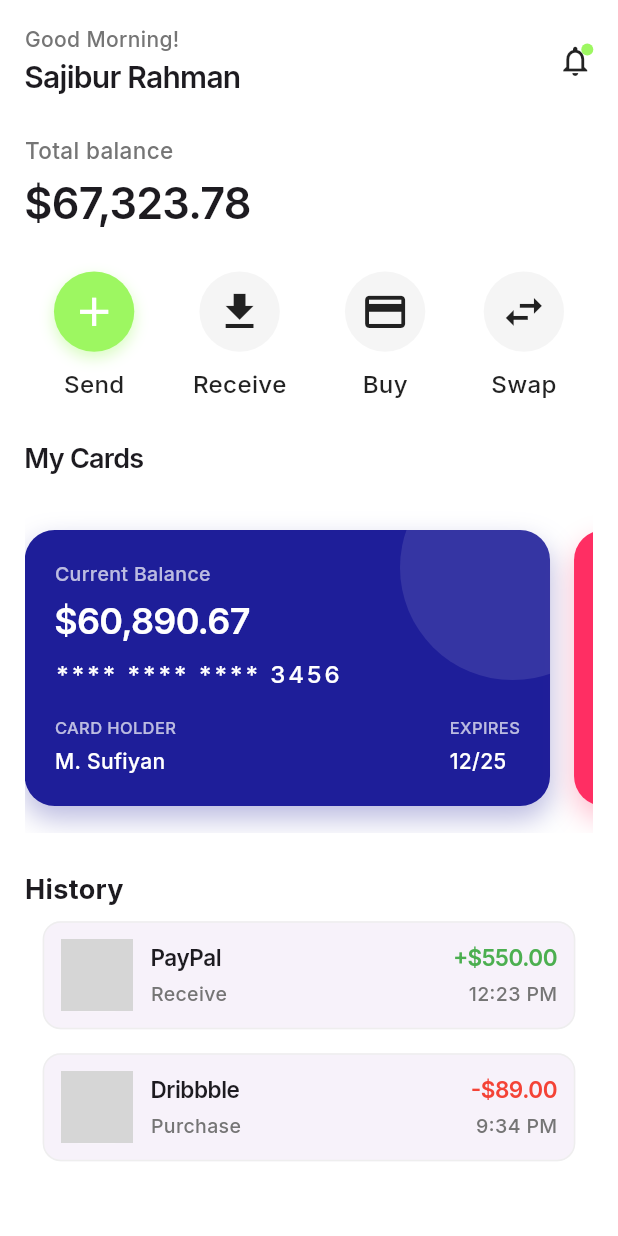
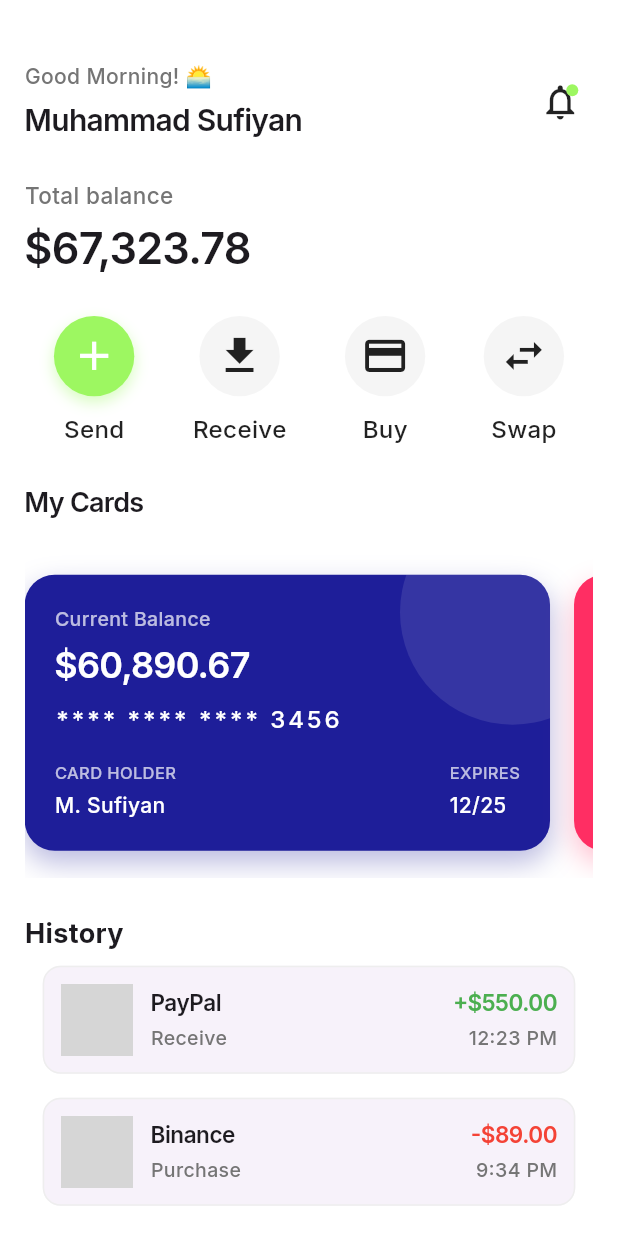
Before and after one commit to 31SUFI/Modern-Wallet-App, a Flutter app: the screen it shows after launch, on a phone screen of 412 x 824 dp. Run offline on Flutter 3.47's test engine with Material 3 defaults, Android fonts, the phone set to English and light mode, and no system bars; our stand-ins replace google_fonts, lottie; network calls fail; grey boxes are pictures that could not be loaded.

Commit message:
Refactor HomeScreen UI with improved layout and personalization

```diff
--- a/lib/features/wallet/presentation/screens/home_screen.dart
+++ b/lib/features/wallet/presentation/screens/home_screen.dart
@@ -39,41 +39,50 @@ class HomeScreen extends StatelessWidget {
       child: Scaffold(
         body: SafeArea(
           child: SingleChildScrollView(
-            padding: EdgeInsets.all(size.width * 0.04), // Responsive padding
+            padding: EdgeInsets.fromLTRB(
+              size.width * 0.04,
+              size.height * 0.02,
+              size.width * 0.04,
+              size.width * 0.04,
+            ),
             child: Column(
               crossAxisAlignment: CrossAxisAlignment.start,
               children: [
-                // Header Section
-                Row(
+                Padding(
+                  padding: EdgeInsets.only(top: size.height * 0.03),
+                  child: Row(
                     mainAxisAlignment: MainAxisAlignment.spaceBetween,
                     children: [
                       Column(
                         crossAxisAlignment: CrossAxisAlignment.start,
                         children: [
                           Text(
-                          'Good Morning!',
-                          style: TextStyle(
+                            'Good Morning! 🌅',
+                            style: Theme.of(context)
+                                .textTheme
+                                .bodyMedium
+                                ?.copyWith(
                                   color: Colors.grey[600],
-                            fontSize: 14,
-                            fontWeight: FontWeight.w500,
                                 ),
                           ),
-                        const Text(
-                          'Sajibur Rahman',
-                          style: TextStyle(
-                            fontSize: 20,
-                            fontWeight: FontWeight.w600,
-                            letterSpacing: -0.5,
-                          ),
+                          const SizedBox(height: 4),
+                          Text(
+                            'Muhammad Sufiyan',
+                            style: Theme.of(context).textTheme.titleMedium,
                           ),
                         ],
                       ),
-                    Stack(
+                      Container(
+                        padding: const EdgeInsets.all(8),
+                        child: Stack(
                           children: [
-                        const Icon(Icons.notifications_outlined),
+                            const Icon(
+                              Icons.notifications_outlined,
+                              size: 28,
+                            ),
                             Positioned(
-                          right: 0,
-                          top: 0,
+                              right: 2,
+                              top: 2,
                               child: Container(
                                 width: 8,
                                 height: 8,
@@ -85,7 +94,9 @@ class HomeScreen extends StatelessWidget {
                             ),
                           ],
                         ),
+                      ),
                     ],
+                  ),
                 ),
 
                 SizedBox(height: size.height * 0.03),
@@ -216,12 +227,12 @@ class HomeScreen extends StatelessWidget {
                 ),
 
                 TransactionItem(
-                  title: 'Dribbble',
+                  title: 'Binance',
                   subtitle: 'Purchase',
                   amount: '89.00',
                   time: '9:34 PM',
                   icon: Image.network(
-                      'https://cdn.dribbble.com/assets/dribbble-ball-mark-ea73545ccb83d575f9c0bc5f11a6937f2dd05159e3a768c0d5e6466aca2e0a7c.svg'),
+                      'https://public.bnbstatic.com/20190405/eb2349c3-b2f8-4a93-a286-8f86a62ea9d8.png'),
                   isPositive: false,
                 ),
               ],
```
Lines whose indentation alone changed are shown as unchanged.
